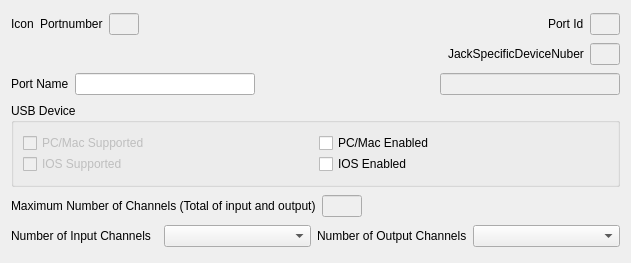
Before: the Qt Designer form src/widgets/audioportparmwidget.ui in dehnhardt/iconnconfig, drawn with Qt 5.
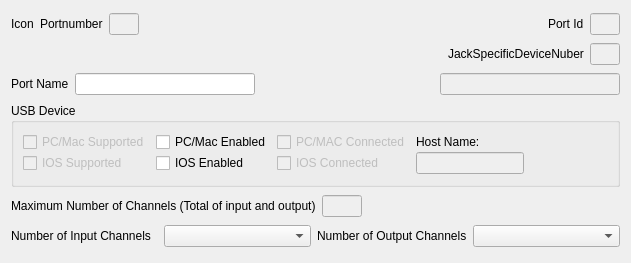
After: the same form once the commit is applied.

```diff
--- a/src/widgets/audioportparmwidget.ui
+++ b/src/widgets/audioportparmwidget.ui
@@ -216,6 +216,16 @@
       <property name="verticalSpacing">
        <number>0</number>
       </property>
+      <item row="3" column="2">
+       <widget class="QCheckBox" name="m_pChbIOSConnected">
+        <property name="enabled">
+         <bool>false</bool>
+        </property>
+        <property name="text">
+         <string>IOS Connected</string>
+        </property>
+       </widget>
+      </item>
       <item row="3" column="0">
        <widget class="QCheckBox" name="m_pChbIOSSupported">
         <property name="enabled">
@@ -226,6 +236,30 @@
         </property>
        </widget>
       </item>
+      <item row="3" column="1">
+       <widget class="QCheckBox" name="m_pChbIOSEnabled">
+        <property name="text">
+         <string>IOS Enabled</string>
+        </property>
+       </widget>
+      </item>
+      <item row="2" column="2">
+       <widget class="QCheckBox" name="m_pChbPCConnected">
+        <property name="enabled">
+         <bool>false</bool>
+        </property>
+        <property name="text">
+         <string>PC/MAC Connected</string>
+        </property>
+       </widget>
+      </item>
+      <item row="2" column="3">
+       <widget class="QLabel" name="m_pLblHostName">
+        <property name="text">
+         <string>Host Name:</string>
+        </property>
+       </widget>
+      </item>
       <item row="2" column="0">
        <widget class="QCheckBox" name="m_pChbPCSupported">
         <property name="enabled">
@@ -239,6 +273,13 @@
         </property>
        </widget>
       </item>
+      <item row="3" column="3">
+       <widget class="QLineEdit" name="m_pEditHostName">
+        <property name="enabled">
+         <bool>false</bool>
+        </property>
+       </widget>
+      </item>
       <item row="2" column="1">
        <widget class="QCheckBox" name="m_pChbPcEnabled">
         <property name="styleSheet">
@@ -249,12 +290,18 @@
         </property>
        </widget>
       </item>
-      <item row="3" column="1">
-       <widget class="QCheckBox" name="m_pChbIOSEnabled">
-        <property name="text">
-         <string>IOS Enabled</string>
+      <item row="3" column="4">
+       <spacer name="horizontalSpacer_5">
+        <property name="orientation">
+         <enum>Qt::Horizontal</enum>
         </property>
-       </widget>
+        <property name="sizeHint" stdset="0">
+         <size>
+          <width>40</width>
+          <height>20</height>
+         </size>
+        </property>
+       </spacer>
       </item>
      </layout>
     </widget>
```
